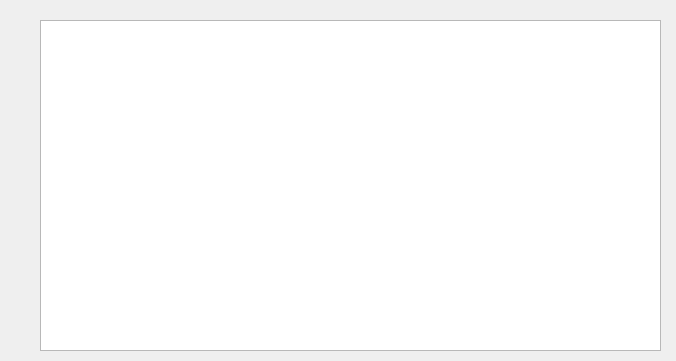
The window that listrdv.ui (yassinourkia/EasyCab) describes before a commit, drawn with Qt 5.
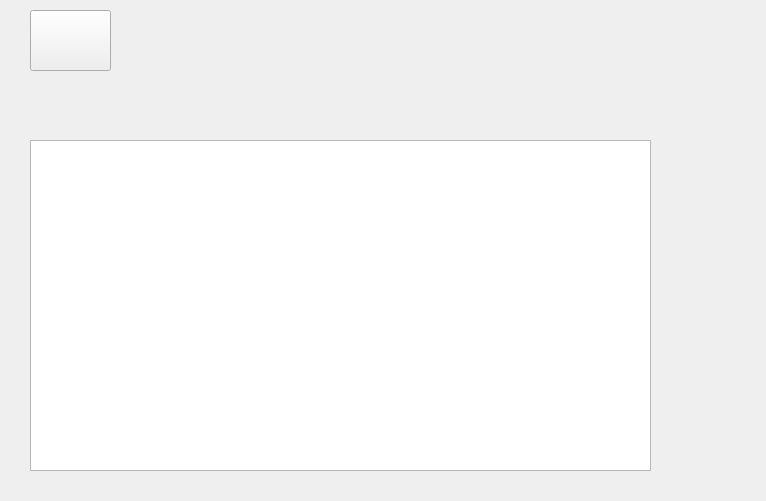
The same window after the commit.

Diff of the .ui file:
```diff
--- a/listrdv.ui
+++ b/listrdv.ui
@@ -6,8 +6,8 @@
    <rect>
     <x>0</x>
     <y>0</y>
-    <width>676</width>
-    <height>361</height>
+    <width>766</width>
+    <height>501</height>
    </rect>
   </property>
   <property name="windowTitle">
@@ -16,13 +16,26 @@
   <widget class="QTableView" name="list">
    <property name="geometry">
     <rect>
-     <x>40</x>
-     <y>20</y>
+     <x>30</x>
+     <y>140</y>
      <width>621</width>
      <height>331</height>
     </rect>
    </property>
   </widget>
+  <widget class="QPushButton" name="dashboard">
+   <property name="geometry">
+    <rect>
+     <x>30</x>
+     <y>10</y>
+     <width>81</width>
+     <height>61</height>
+    </rect>
+   </property>
+   <property name="text">
+    <string/>
+   </property>
+  </widget>
  </widget>
  <resources/>
  <connections/>
```
